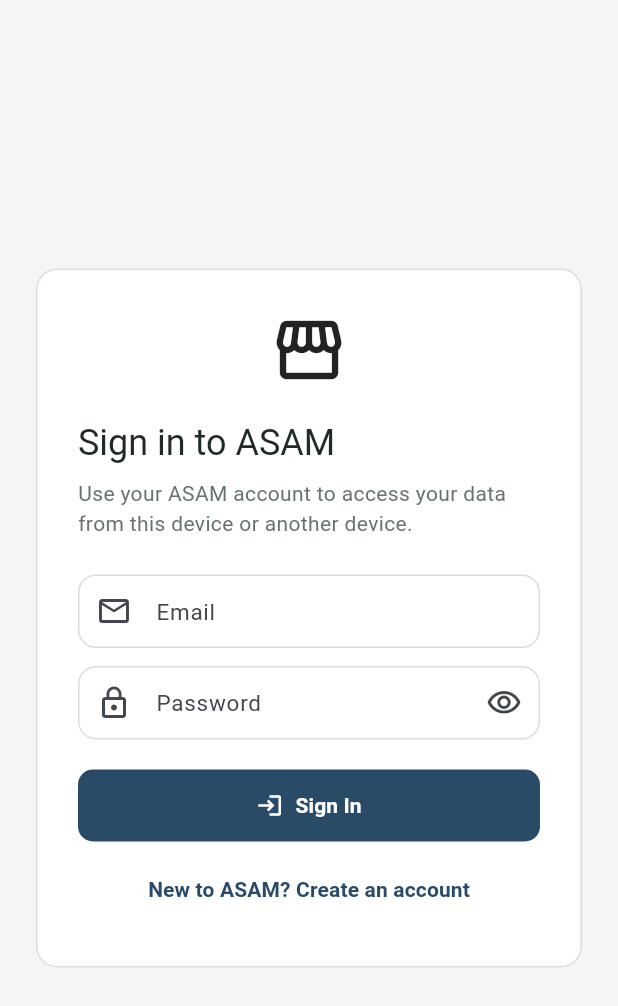
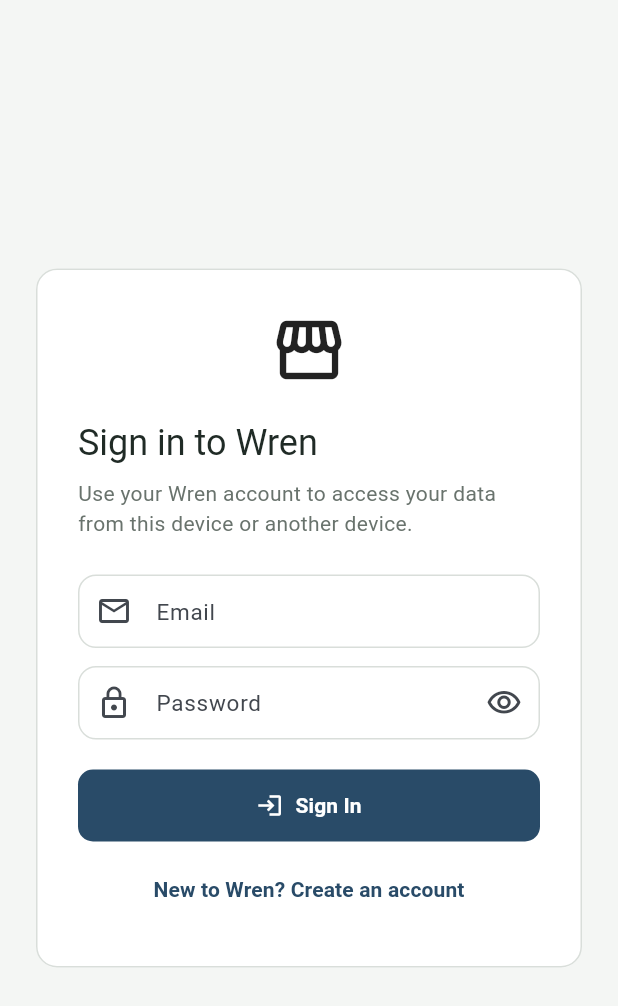
Before and after one commit to panashegwapedza/ASAM, a Flutter app: the screen it shows after launch, on a phone screen of 412 x 824 dp. Shown: the top 1006 px of the screen. Run offline on Flutter 3.47's test engine with Material 3 defaults, Android fonts, the phone set to English and light mode, and no system bars; our stand-ins replace supabase_flutter; accounts and stored records are empty; Roboto replaces fonts that are missing (Arial).

Commit message:
Rename Wren user-facing authentication branding

```diff
--- a/lib/features/auth/presentation/auth_page.dart
+++ b/lib/features/auth/presentation/auth_page.dart
@@ -50,7 +50,7 @@
         );
         if (!mounted) return;
         if (response.session == null) {
-          _showMessage('Account created. Check your email to confirm the account, then return to ASAM.');
+          _showMessage('Account created. Check your email to confirm the account, then return to Wren.');
         }
       } else {
         await _client.auth.signInWithPassword(
@@ -70,7 +70,7 @@
   Future<void> _claimWorkspace() async {
     final user = _client.auth.currentUser;
     if (user == null || !user.isAnonymous) {
-      throw AuthException('The temporary ASAM workspace is no longer available.');
+      throw AuthException('The temporary Wren workspace is no longer available.');
     }
 
     await _client.auth.updateUser(
@@ -78,7 +78,7 @@
     );
 
     if (!mounted) return;
-    _showMessage('Confirmation email sent. Open it to secure this workspace. Your existing ASAM data will stay attached to this account.');
+    _showMessage('Confirmation email sent. Open it to secure this workspace. Your existing Wren data will stay attached to this account.');
   }
 
   void _showMessage(String message, {bool error = false}) {
@@ -91,12 +91,12 @@
   @override
   Widget build(BuildContext context) {
     final claim = widget.isAnonymous;
-    final title = claim ? 'Secure your ASAM workspace' : (_signUp ? 'Create your ASAM account' : 'Sign in to ASAM');
+    final title = claim ? 'Secure your Wren workspace' : (_signUp ? 'Create your Wren account' : 'Sign in to Wren');
     final subtitle = claim
         ? 'Your current workspace is temporary. Add your email so your products, clients, and orders remain tied to you.'
         : (_signUp
-            ? 'Create a permanent account for your ASAM workspace.'
-            : 'Use your ASAM account to access your data from this device or another device.');
+            ? 'Create a permanent account for your Wren workspace.'
+            : 'Use your Wren account to access your data from this device or another device.');
 
     return Scaffold(
       body: SafeArea(
@@ -189,7 +189,7 @@
                               _signUp = !_signUp;
                               _message = null;
                             }),
-                            child: Text(_signUp ? 'Already have an account? Sign in' : 'New to ASAM? Create an account'),
+                            child: Text(_signUp ? 'Already have an account? Sign in' : 'New to Wren? Create an account'),
                           ),
                         ],
                       ],
```
